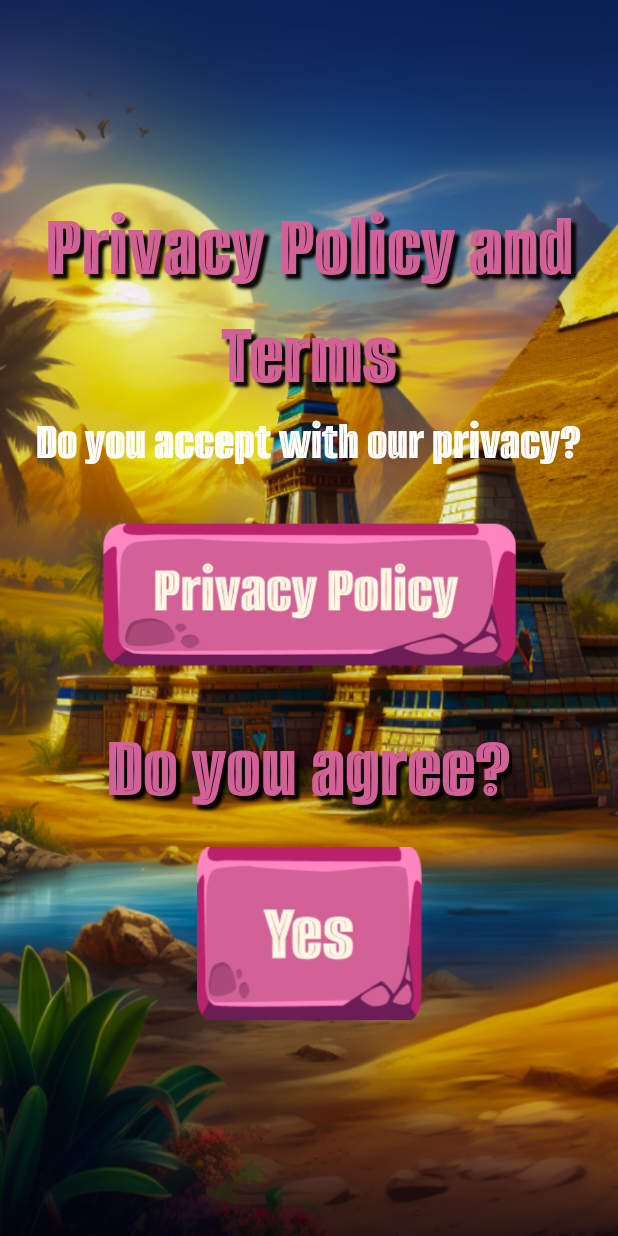
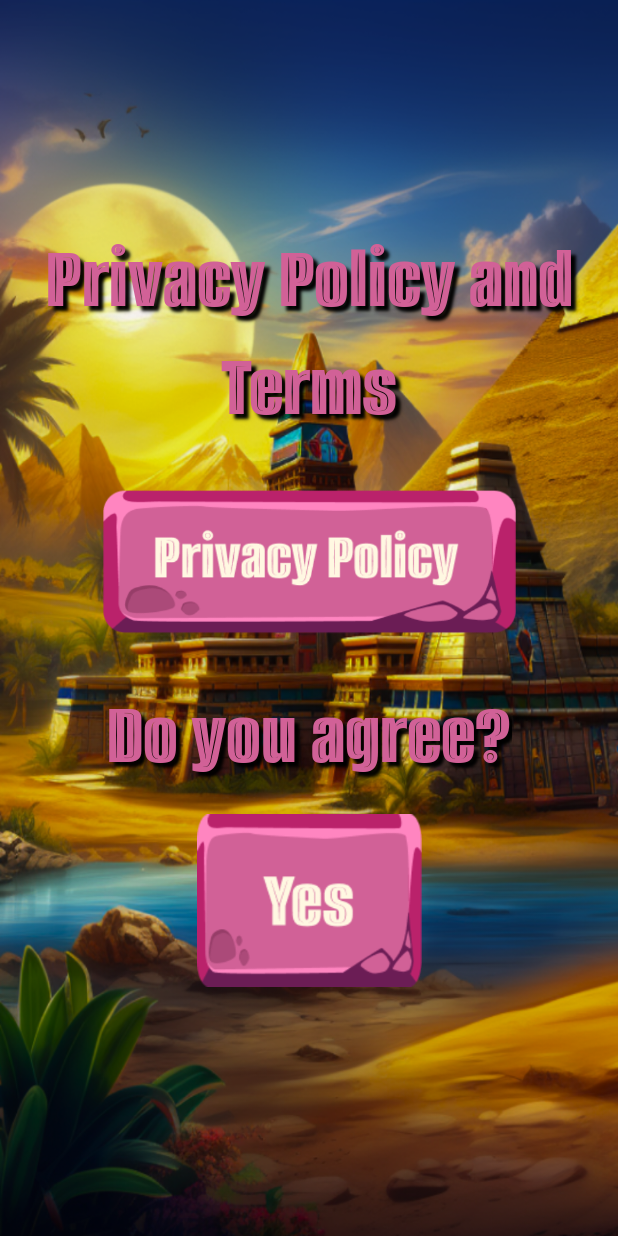
Before and after one commit to V-34-10/Pile-Luck, an Android app: the PrivacyActivity screen opened directly, with no data from a screen before it, on a phone screen of 412 x 824 dp. Run offline under Robolectric (Android 15) with nearby library versions, the phone set to English and light mode, and no system bars.

Commit message:
PrivacyActivity: fix Ui MainPrivacy

```diff
--- a/app/src/main/res/layout/activity_privacy.xml
+++ b/app/src/main/res/layout/activity_privacy.xml
@@ -34,19 +34,6 @@
             app:layout_constraintTop_toTopOf="parent"
             tools:ignore="TextContrastCheck" />
 
-        <TextView
-            android:id="@+id/text_description"
-            android:layout_width="wrap_content"
-            android:layout_height="0dp"
-            android:fontFamily="@font/alumni_sans_inline_one"
-            android:text="@string/title_description"
-            android:textAlignment="center"
-            android:textColor="@color/white"
-            android:textSize="@dimen/size_textDescription"
-            app:layout_constraintEnd_toEndOf="parent"
-            app:layout_constraintStart_toStartOf="parent"
-            app:layout_constraintTop_toBottomOf="@+id/text_privacy" />
-
         <ImageView
             android:id="@+id/btn_privacy"
             android:layout_width="@dimen/dp275"
@@ -57,7 +44,7 @@
             android:src="@drawable/btn_privacy"
             app:layout_constraintEnd_toEndOf="parent"
             app:layout_constraintStart_toStartOf="parent"
-            app:layout_constraintTop_toBottomOf="@+id/text_description"
+            app:layout_constraintTop_toBottomOf="@+id/text_privacy"
             tools:ignore="ImageContrastCheck" />
 
         <TextView
```
